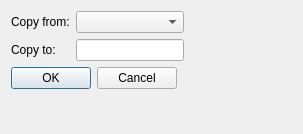
Above: qt/ui/copy_lang.ui from arab-reformed/dubbing-tools before the change. Below: the same form after it.
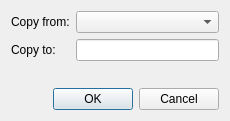
That is the form after the change.

```diff
--- a/qt/ui/copy_lang.ui
+++ b/qt/ui/copy_lang.ui
@@ -6,15 +6,15 @@
    <rect>
     <x>0</x>
     <y>0</y>
-    <width>303</width>
-    <height>134</height>
+    <width>230</width>
+    <height>121</height>
    </rect>
   </property>
   <property name="windowTitle">
    <string>Copy Language</string>
   </property>
-  <layout class="QFormLayout" name="formLayout">
-   <item row="0" column="0">
+  <layout class="QVBoxLayout" name="verticalLayout">
+   <item>
     <layout class="QGridLayout" name="gridLayout">
      <item row="0" column="0">
       <widget class="QLabel" name="label">
@@ -38,7 +38,20 @@
      </item>
     </layout>
    </item>
-   <item row="1" column="0">
+   <item>
+    <spacer name="verticalSpacer">
+     <property name="orientation">
+      <enum>Qt::Vertical</enum>
+     </property>
+     <property name="sizeHint" stdset="0">
+      <size>
+       <width>20</width>
+       <height>40</height>
+      </size>
+     </property>
+    </spacer>
+   </item>
+   <item>
     <widget class="QDialogButtonBox" name="buttonBox">
      <property name="orientation">
       <enum>Qt::Horizontal</enum>
```
